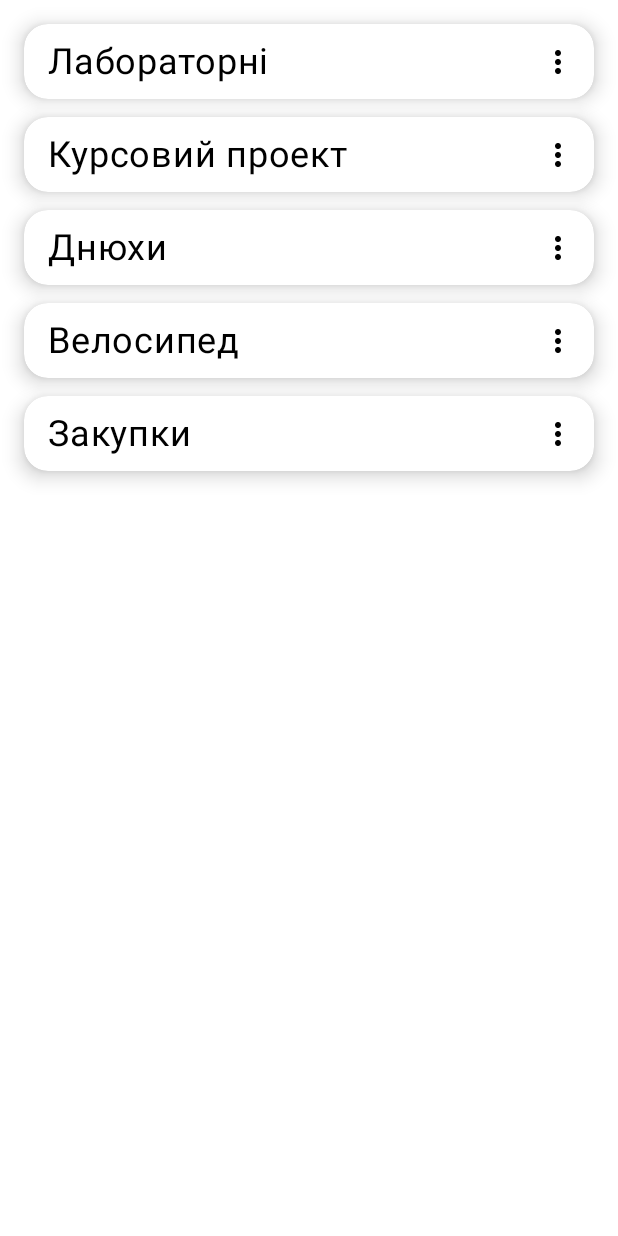
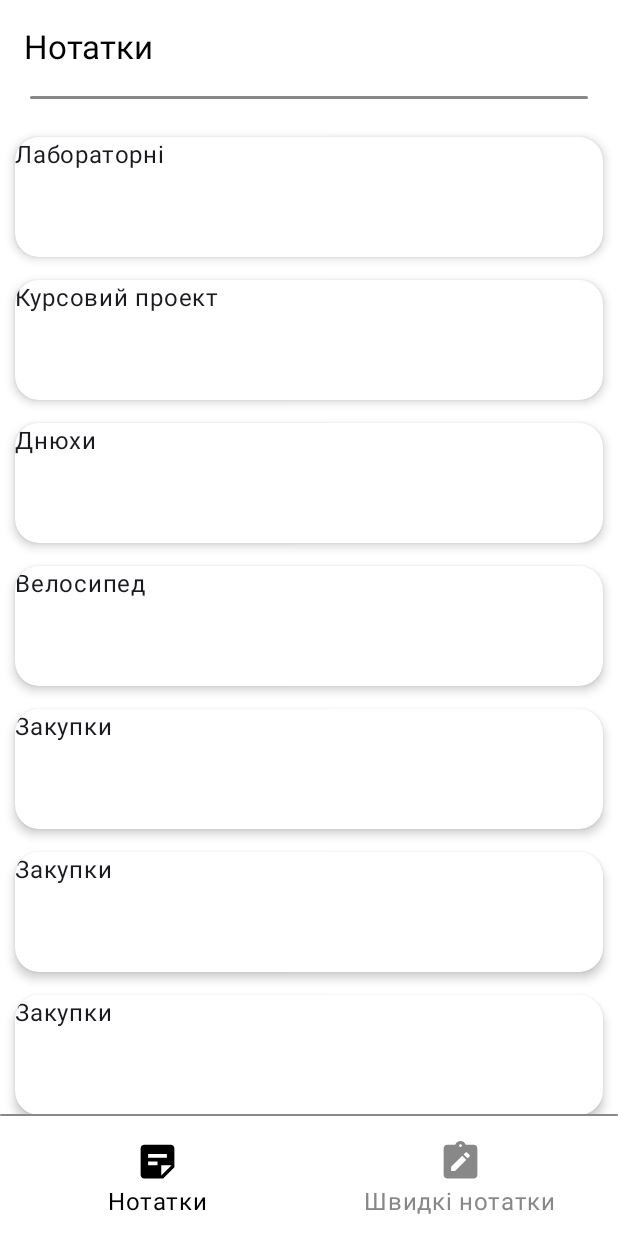
Before and after one commit to nek1t-v1zn1uk/note_master, an Android app built with Jetpack Compose: the @Preview function NoteListPreview, on a phone screen of 412 x 824 dp. Run offline under Robolectric (Android 15) with nearby library versions, the phone set to English and light mode, and no system bars.

Commit message:
Remade list of notes, configured BottomAppBar

```diff
--- a/app/build.gradle.kts
+++ b/app/build.gradle.kts
@@ -49,6 +49,7 @@ dependencies {
     implementation(libs.androidx.ui.graphics)
     implementation(libs.androidx.ui.tooling.preview)
     implementation(libs.androidx.material3)
+    implementation(libs.androidx.navigation.compose)
     testImplementation(libs.junit)
     androidTestImplementation(libs.androidx.junit)
     androidTestImplementation(libs.androidx.espresso.core)
@@ -56,4 +57,9 @@ dependencies {
     androidTestImplementation(libs.androidx.ui.test.junit4)
     debugImplementation(libs.androidx.ui.tooling)
     debugImplementation(libs.androidx.ui.test.manifest)
+
+    implementation(platform("androidx.compose:compose-bom:2025.02.00"))
+    implementation("androidx.compose.material:material-icons-extended:<version>")
+
+
 }
--- /dev/null
+++ b/app/src/main/java/com/example/notemaster/DrawingPage.kt
@@ -0,0 +1 @@
+package com.example.notemaster
--- a/app/src/main/java/com/example/notemaster/MainActivity.kt
+++ b/app/src/main/java/com/example/notemaster/MainActivity.kt
@@ -19,6 +19,7 @@ import androidx.compose.foundation.layout.size
 import androidx.compose.foundation.shape.RoundedCornerShape
 import androidx.compose.material.icons.Icons
 import androidx.compose.material.icons.filled.MoreVert
+import androidx.compose.material3.Button
 import androidx.compose.material3.DropdownMenu
 import androidx.compose.material3.DropdownMenuItem
 import androidx.compose.material3.Icon
@@ -43,7 +44,13 @@ import androidx.compose.ui.tooling.preview.Preview
 import androidx.compose.ui.tooling.preview.Wallpapers
 import androidx.compose.ui.unit.dp
 import androidx.compose.ui.unit.sp
+import androidx.navigation.NavController
+import androidx.navigation.compose.rememberNavController
 import com.example.notemaster.ui.theme.NoteMasterTheme
+import androidx.navigation.compose.NavHost
+import androidx.navigation.compose.composable
+
+
 
 class MainActivity : ComponentActivity() {
     override fun onCreate(savedInstanceState: Bundle?) {
@@ -52,10 +59,7 @@ class MainActivity : ComponentActivity() {
         setContent {
             NoteMasterTheme {
                 Surface {
-                    Greeting(
-                        name = "Android",
-                        modifier = Modifier.padding(55.dp)
-                    )
+                    MyApp()
                 }
             }
         }
@@ -63,122 +67,18 @@ class MainActivity : ComponentActivity() {
 }
 
 @Composable
-fun NoteList(list: Array<Note>, modifier: Modifier = Modifier){
-    Column(
-        verticalArrangement = Arrangement.spacedBy(12.dp),
-        modifier = modifier
-            .padding(16.dp)
-    ) {
-        for(item: Note in list) {
-            Box(
-                contentAlignment = Alignment.CenterStart,
-                modifier = modifier
-                    .shadow(
-                        elevation = 8.dp,
-                        shape = RoundedCornerShape(16.dp),
-                        clip = true
-                    )
-                    .background(
-                        color = Color.White,
-                        shape = RoundedCornerShape(16.dp)
-                    )
-                    .fillMaxWidth()
-                    .height(50.dp)
-            ) {
-                Text(
-                    fontSize = 24.sp,
-                    text = if (item.name.isEmpty()) "Empty" else item.name,
-                    modifier = modifier
-                        .padding(start = 16.dp)
-                )
-                var isContextMenu by remember { mutableStateOf(false) }
-                IconButton(
-                    onClick = {
-                        isContextMenu = true
-                              },
-                    modifier = modifier
-                        .align(Alignment.CenterEnd)
-                        //.background(Color.Red)
-                ) {
-                    Icon(
-                        imageVector = Icons.Filled.MoreVert,
-                        contentDescription = "!2#More options",
-                        modifier = modifier
-                            .size(50.dp)
-                            .graphicsLayer(scaleX = 0.6f, scaleY = 0.6f)
-                    )
-                DropdownMenu(
-                    expanded = isContextMenu,
-                    onDismissRequest = { isContextMenu = false }
-                ) {
-                    DropdownMenuItem(
-                        onClick = {
-                            isContextMenu = false
-                        },
-                        text = {
-                        Text(
-                            text = "Action 1"
-                        )
-                        }
-                    )
-                    DropdownMenuItem(
-                        onClick = {
-                            isContextMenu = false
-                        },
-                        text = {
-                            Text(
-                                text = "Action 2"
-                            )
-                        }
-                    )
-                    DropdownMenuItem(
-                        onClick = {
-                            isContextMenu = false
-                        },
-                        text = {
-                            Text(
-                                text = "Action 3"
-                            )
-                        }
-                    )
-                }
-
-                }
-            }
-        }
-    }
-}
-
-@Preview(showBackground = true,
-    device = "spec:width=393dp,height=873dp", name = "MyXiaomi", apiLevel = 35,
-    wallpaper = Wallpapers.GREEN_DOMINATED_EXAMPLE
-)
-@Composable
-fun NoteListPreview(){
-    val list = arrayOf<Note>(
-        Note("Лабораторні", "no content"),
-        Note("Курсовий проект", "no content"),
-        Note("Днюхи", "no content"),
-        Note("Велосипед", "no content"),
-        Note("Закупки", "no content")
-    )
-    NoteMasterTheme {
-        NoteList(list)
+fun MyApp() {
+    val navController = rememberNavController()
+    NavHost(navController = navController, startDestination = "home") {
+        composable("home") { HomeScreen(navController) }
+        composable("profile") { NoteListPreview() }
     }
 }
 
 @Composable
-fun Greeting(name: String, modifier: Modifier = Modifier) {
-    Text(
-        text = "Hello $name!",
-        modifier = modifier
-    )
-}
-
-@Preview(showBackground = true)
-@Composable
-fun GreetingPreview() {
-    NoteMasterTheme {
-        Greeting("Android")
+fun HomeScreen(navController: NavController) {
+    // UI for Home screen and a button to navigate
+    Button(onClick = { navController.navigate("profile") }) {
+        Text("Go to Profile")
     }
 }
--- /dev/null
+++ b/app/src/main/java/com/example/notemaster/NoteListPage.kt
@@ -0,0 +1,252 @@
+package com.example.notemaster
+
+import android.R
+import androidx.compose.foundation.background
+import androidx.compose.foundation.border
+import androidx.compose.foundation.clickable
+import androidx.compose.foundation.layout.Arrangement
+import androidx.compose.foundation.layout.Box
+import androidx.compose.foundation.layout.Column
+import androidx.compose.foundation.layout.Row
+import androidx.compose.foundation.layout.WindowInsets
+import androidx.compose.foundation.layout.fillMaxHeight
+import androidx.compose.foundation.layout.fillMaxSize
+import androidx.compose.foundation.layout.fillMaxWidth
+import androidx.compose.foundation.layout.height
+import androidx.compose.foundation.layout.navigationBars
+import androidx.compose.foundation.layout.navigationBarsPadding
+import androidx.compose.foundation.layout.padding
+import androidx.compose.foundation.layout.size
+import androidx.compose.foundation.layout.width
+import androidx.compose.foundation.lazy.LazyColumn
+import androidx.compose.foundation.rememberScrollState
+import androidx.compose.foundation.shape.CornerSize
+import androidx.compose.foundation.shape.RoundedCornerShape
+import androidx.compose.foundation.verticalScroll
+import androidx.compose.material.icons.Icons
+import androidx.compose.material.icons.filled.AccountBox
+import androidx.compose.material.icons.filled.Add
+import androidx.compose.material.icons.filled.Check
+import androidx.compose.material.icons.filled.Create
+import androidx.compose.material.icons.filled.Edit
+import androidx.compose.material.icons.filled.Info
+import androidx.compose.material.icons.filled.List
+import androidx.compose.material.icons.filled.MoreVert
+import androidx.compose.material.icons.filled.NoteAlt
+import androidx.compose.material.icons.filled.Search
+import androidx.compose.material.icons.filled.Settings
+import androidx.compose.material.icons.filled.StickyNote2
+import androidx.compose.material3.BottomAppBar
+import androidx.compose.material3.BottomAppBarDefaults
+import androidx.compose.material3.Divider
+import androidx.compose.material3.DividerDefaults
+import androidx.compose.material3.DropdownMenu
+import androidx.compose.material3.DropdownMenuItem
+import androidx.compose.material3.ExperimentalMaterial3Api
+import androidx.compose.material3.FloatingActionButton
+import androidx.compose.material3.FloatingActionButtonDefaults
+import androidx.compose.material3.Icon
+import androidx.compose.material3.IconButton
+import androidx.compose.material3.Scaffold
+import androidx.compose.material3.Text
+import androidx.compose.material3.TopAppBar
+import androidx.compose.material3.TopAppBarDefaults.topAppBarColors
+import androidx.compose.runtime.Composable
+import androidx.compose.runtime.getValue
+import androidx.compose.runtime.mutableStateOf
+import androidx.compose.runtime.remember
+import androidx.compose.runtime.setValue
+import androidx.compose.ui.Alignment
+import androidx.compose.ui.Modifier
+import androidx.compose.ui.draw.drawBehind
+import androidx.compose.ui.draw.shadow
+import androidx.compose.ui.geometry.Offset
+import androidx.compose.ui.graphics.Color
+import androidx.compose.ui.graphics.graphicsLayer
+import androidx.compose.ui.tooling.preview.Preview
+import androidx.compose.ui.tooling.preview.Wallpapers
+import androidx.compose.ui.unit.dp
+import androidx.compose.ui.unit.sp
+import com.example.notemaster.ui.theme.NoteMasterTheme
+
+
+@OptIn(ExperimentalMaterial3Api::class)
+@Composable
+fun NoteList(list: Array<Note>){
+    Scaffold(
+        containerColor = Color.White,
+        modifier = Modifier
+            .navigationBarsPadding(),
+        topBar = {
+            Column {
+                TopAppBar(
+                    title = {
+                        Text(
+                            text = "Нотатки"
+                        )
+                    },
+                    colors = topAppBarColors(
+                        containerColor = Color.White,
+                        titleContentColor = Color.Black
+                    ),
+                    modifier = Modifier
+                )
+                Box(
+                    modifier = Modifier
+                        .height(2.dp)
+                        .fillMaxWidth()
+                        .padding(horizontal = 20.dp)
+                        .background(Color.Gray, RoundedCornerShape(2.dp))
+                )
+            }
+        },
+        bottomBar = {
+            Column() {
+                Box(
+                    modifier = Modifier
+                        .height(1.dp)
+                        .fillMaxWidth()
+                        .background(Color.Gray, RoundedCornerShape(2.dp))
+                )
+                BottomAppBar(
+                    containerColor = Color.White,
+                    tonalElevation = 0.dp,
+                    windowInsets = WindowInsets(0),
+                    modifier = Modifier
+                        .padding(0.dp)
+                ) {
+                    Row (
+                        verticalAlignment = Alignment.CenterVertically,
+                        horizontalArrangement = Arrangement.SpaceAround,
+                        modifier = Modifier
+                            .fillMaxSize()
+
+                    ){
+                        var isFirst by remember { mutableStateOf(true) }
+                        Column (
+                            horizontalAlignment = Alignment.CenterHorizontally,
+                            verticalArrangement = Arrangement.Center,
+                            modifier = Modifier
+                                .fillMaxHeight()
+                                .weight(1f)
+                                .clickable(onClick = {
+                                    isFirst = true
+                                })
+                        ) {
+                            var fill = if (isFirst) Color.Black else Color.Gray
+                            Icon(
+                                imageVector = Icons.Filled.StickyNote2,
+                                contentDescription = "Notes",
+                                tint = fill,
+                                modifier = Modifier
+                                    .size(30.dp)
+                            )
+                            Text(
+                                text="Нотатки",
+                                color = fill
+                            )
+                        }
+                        Column (
+                            horizontalAlignment = Alignment.CenterHorizontally,
+                            verticalArrangement = Arrangement.Center,
+                            modifier = Modifier
+                                .fillMaxHeight()
+                                .weight(1f)
+                                .clickable(onClick = {
+                                    isFirst = false
+                                })
+                        ) {
+                            var fill = if (!isFirst) Color.Black else Color.Gray
+                            Icon(
+                                imageVector = Icons.Filled.NoteAlt,
+                                contentDescription = "Notes",
+                                tint = fill,
+                                modifier = Modifier
+                                    .size(30.dp)
+                            )
+                            Text(
+                                text="Швидкі нотатки",
+                                color = fill
+                            )
+                        }
+                    }
+                }
+            }
+        }
+    ){ innerPadding ->
+        NoteListMContent(list, Modifier.padding(innerPadding))
+    }
+}
+
+@Composable
+fun NoteListHeader(){
+
+}
+
+@Composable
+fun NoteListMContent(list: Array<Note>, modifier: Modifier){
+    val scrollState = rememberScrollState()
+    Column(
+        verticalArrangement = Arrangement.spacedBy(15.dp),
+        modifier = modifier
+            .padding(horizontal = 10.dp)
+            .verticalScroll(scrollState)
+    ) {
+        Divider(
+            thickness = 10.dp,
+            color = Color.White
+        )
+        for(item in list){
+            Box(
+                modifier = Modifier
+                    .fillMaxWidth()
+                    .height(80.dp)
+                    .shadow(
+                        elevation = 4.dp,
+                        shape = RoundedCornerShape(16.dp),
+                        ambientColor = Color.Black.copy(alpha = 1f),
+                        spotColor = Color.Black.copy(alpha = 1f),
+                        clip = true
+                    )
+                    .background(Color.White, RoundedCornerShape(16.dp))
+            ){
+                Text(
+                    text=item.name
+                )
+            }
+        }
+        Divider(
+            thickness = 15.dp,
+            color = Color.White
+        )
+    }
+}
+
+@Composable
+fun NoteListFooter(){
+
+}
+
+
+@Preview(showBackground = true,
+    device = "spec:width=393dp,height=873dp", name = "MyXiaomi", apiLevel = 35,
+    wallpaper = Wallpapers.GREEN_DOMINATED_EXAMPLE
+)
+@Composable
+fun NoteListPreview(){
+    val list = arrayOf<Note>(
+        Note("Лабораторні", "no content"),
+        Note("Курсовий проект", "no content"),
+        Note("Днюхи", "no content"),
+        Note("Велосипед", "no content"),
+        Note("Закупки", "no content"),
+        Note("Закупки", "no content"),
+        Note("Закупки", "no content"),
+        Note("Закупки", "no content"),
+        Note("Закупки", "no content"),
+        Note("Закупки", "no content")
+    )
+    NoteMasterTheme{
+        NoteList(list)
+    }
+}
--- /dev/null
+++ b/app/src/main/java/com/example/notemaster/NotePage.kt
@@ -0,0 +1 @@
+package com.example.notemaster
--- a/gradle/libs.versions.toml
+++ b/gradle/libs.versions.toml
@@ -8,6 +8,7 @@ espressoCore = "3.5.1"
 lifecycleRuntimeKtx = "2.6.1"
 activityCompose = "1.8.0"
 composeBom = "2024.04.01"
+navigationCompose = "2.8.9"
 
 [libraries]
 androidx-core-ktx = { group = "androidx.core", name = "core-ktx", version.ref = "coreKtx" }
@@ -24,6 +25,7 @@ androidx-ui-tooling-preview = { group = "androidx.compose.ui", name = "ui-toolin
 androidx-ui-test-manifest = { group = "androidx.compose.ui", name = "ui-test-manifest" }
 androidx-ui-test-junit4 = { group = "androidx.compose.ui", name = "ui-test-junit4" }
 androidx-material3 = { group = "androidx.compose.material3", name = "material3" }
+androidx-navigation-compose = { group = "androidx.navigation", name = "navigation-compose", version.ref = "navigationCompose" }
 
 [plugins]
 android-application = { id = "com.android.application", version.ref = "agp" }
```
Also changed, not shown: app/src/main/java/com/example/notemaster/ui/theme/Theme.kt (+11 -10 lines).
